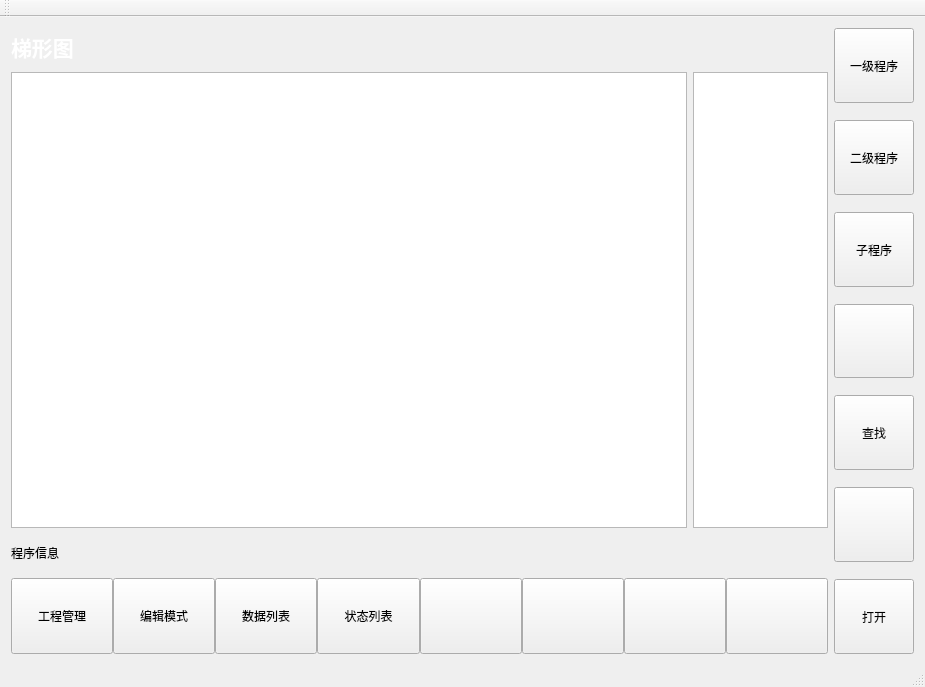
Before: the Qt Designer form mainwindow.ui in xmdszzz/PLCproject, drawn with Qt 5.
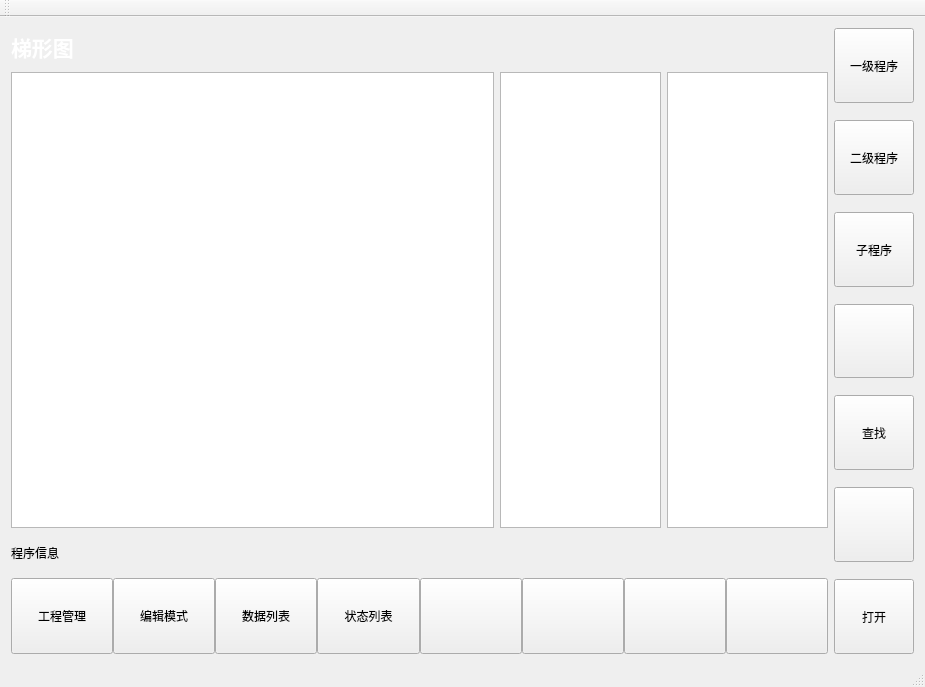
After: the same form once the commit is applied.

Diff of the .ui file:
```diff
--- a/mainwindow.ui
+++ b/mainwindow.ui
@@ -106,7 +106,7 @@
        </widget>
       </item>
       <item>
-       <layout class="QHBoxLayout" name="horizontalLayout_3" stretch="5,1">
+       <layout class="QHBoxLayout" name="horizontalLayout_3" stretch="3,1,1">
         <item>
          <widget class="QTableView" name="tableView">
           <property name="styleSheet">
@@ -118,6 +118,9 @@
         <item>
          <widget class="QTreeView" name="treeView"/>
         </item>
+        <item>
+         <widget class="QTableView" name="tableView_2"/>
+        </item>
        </layout>
       </item>
       <item>
```
